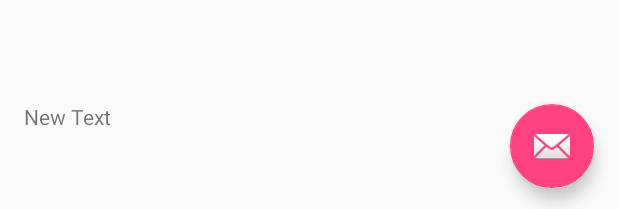
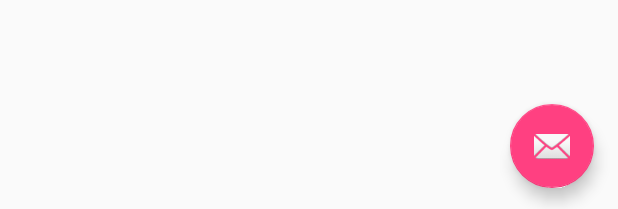
Before and after one commit to LordBonzi/ScoreKeeper, an Android app: the layout app_bar_main.xml on its own in the app's theme, with its tools: preview values and no code run, on a phone screen of 412 x 824 dp. Shown: the part 1024-1233 px from the top of the screen. Run offline under Robolectric (Android 15) with nearby library versions, the phone set to English and light mode, and no system bars.

Commit message:
deleted debug textview

```diff
--- a/mobile/src/main/java/com/example/seth/scorekeeper/MainActivity.java
+++ b/mobile/src/main/java/com/example/seth/scorekeeper/MainActivity.java
@@ -30,7 +30,7 @@ public class MainActivity extends AppCompatActivity
 
     String TAG = "MainActivity.class";
     Button buttonP1, buttonP2;
-    TextView textViewP1, textViewP2, tv;
+    TextView textViewP1, textViewP2;
     int P1Score, P2Score;
     int amountItems, gameID, gameSize;
     RelativeLayout normal, big;
@@ -49,7 +49,6 @@ public class MainActivity extends AppCompatActivity
         setSupportActionBar(toolbar);
         Log.e("MainActivity", "Started mainactivity");
 
-        tv = (TextView) findViewById(R.id.textView4);
         textViewP1 = (TextView) findViewById(R.id.textViewP1);
         textViewP2 = (TextView) findViewById(R.id.textViewP2);
         buttonP1 = (Button) findViewById(R.id.buttonP1);
@@ -117,12 +116,6 @@ public class MainActivity extends AppCompatActivity
 
         }
 
-        tv.setText(gameID + " , " +
-                gameSize + " , " +
-                players
-
-        );
-
     }
 
     public String getID() {
@@ -132,12 +125,10 @@ public class MainActivity extends AppCompatActivity
         return value;
     }
 
-
     public String convertToString(ArrayList arrayList) {
 
         arrayList = new ArrayList<>();
         String str = TextUtils.join(",", arrayList);
-        Log.i(TAG, str);
 
         return str;
     }
--- a/mobile/src/main/res/layout/content_main.xml
+++ b/mobile/src/main/res/layout/content_main.xml
@@ -19,42 +19,42 @@
         android:visibility="gone"
         >
         <TextView
+            android:id="@+id/textViewP1"
             android:layout_width="wrap_content"
             android:layout_height="wrap_content"
-            android:textAppearance="?android:attr/textAppearanceLarge"
+            android:layout_alignParentLeft="true"
+            android:layout_alignParentStart="true"
+            android:layout_alignParentTop="true"
             android:text="@string/_0"
-            android:id="@+id/textViewP1"
-            android:layout_alignParentTop="true"
-            android:layout_alignParentLeft="true"
-            android:layout_alignParentStart="true" />
+            android:textAppearance="?android:attr/textAppearanceLarge" />
 
         <TextView
+            android:id="@+id/textViewP2"
             android:layout_width="wrap_content"
             android:layout_height="wrap_content"
-            android:textAppearance="?android:attr/textAppearanceLarge"
+            android:layout_alignBottom="@+id/textViewP1"
+            android:layout_alignParentEnd="true"
+            android:layout_alignParentRight="true"
             android:text="@string/_0"
-            android:id="@+id/textViewP2"
-            android:layout_alignBottom="@+id/textViewP1"
-            android:layout_alignParentRight="true"
-            android:layout_alignParentEnd="true" />
+            android:textAppearance="?android:attr/textAppearanceLarge" />
 
         <Button
+            android:id="@+id/buttonP1"
             android:layout_width="wrap_content"
             android:layout_height="wrap_content"
-            android:text="@string/player_1"
-            android:id="@+id/buttonP1"
+            android:layout_alignParentLeft="true"
+            android:layout_alignParentStart="true"
             android:layout_below="@+id/textViewP1"
-            android:layout_alignParentLeft="true"
-            android:layout_alignParentStart="true" />
+            android:text="@string/player_1" />
 
         <Button
+            android:id="@+id/buttonP2"
             android:layout_width="wrap_content"
             android:layout_height="wrap_content"
-            android:text="@string/player_2"
-            android:id="@+id/buttonP2"
+            android:layout_alignParentEnd="true"
+            android:layout_alignParentRight="true"
             android:layout_alignTop="@+id/buttonP1"
-            android:layout_alignParentRight="true"
-            android:layout_alignParentEnd="true" />
+            android:text="@string/player_2" />
     </RelativeLayout>
     <RelativeLayout
         android:id="@+id/layoutBig"
@@ -63,21 +63,12 @@
         android:visibility="gone"
         >
         <android.support.v7.widget.RecyclerView
+            android:id="@+id/playerList"
             android:layout_width="match_parent"
             android:layout_height="match_parent"
-            android:id="@+id/playerList"
             android:layout_alignParentLeft="true"
             android:layout_alignParentStart="true" />
     </RelativeLayout>
 
-    <TextView
-        android:layout_width="wrap_content"
-        android:layout_height="wrap_content"
-        android:text="New Text"
-        android:id="@+id/textView4"
-        android:layout_alignParentBottom="true"
-        android:layout_alignParentLeft="true"
-        android:layout_alignParentStart="true"
-        android:layout_marginBottom="38dp" />
 
 </RelativeLayout>
```
